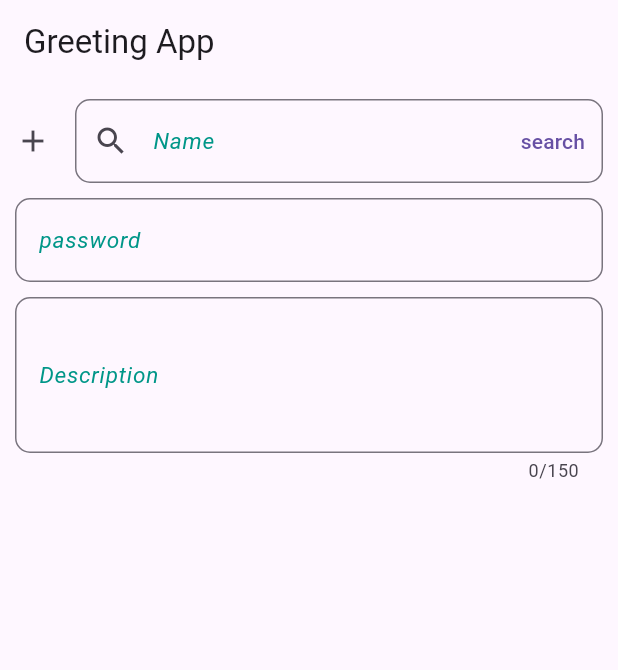
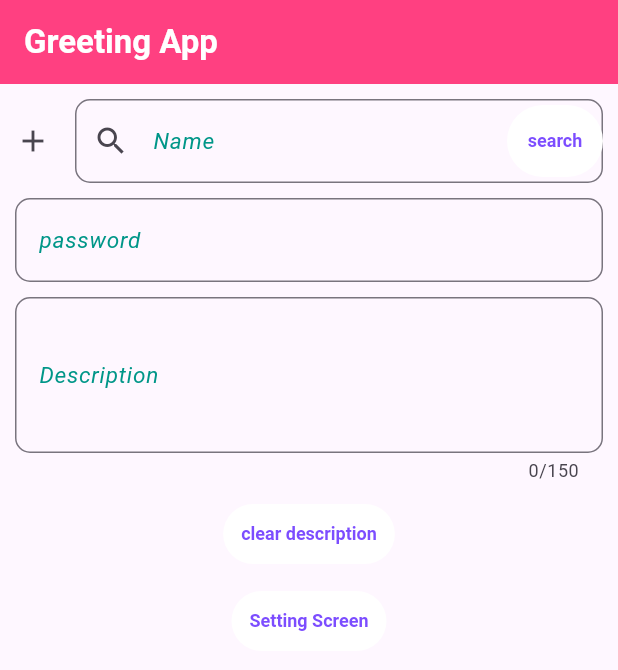
Before and after one commit to mdnaimur2islam/flutterproject_first, a Flutter app: the screen it shows after launch, on a phone screen of 412 x 824 dp. Shown: the top 670 px of the screen. Run offline on Flutter 3.47's test engine with Material 3 defaults, Android fonts, the phone set to English and light mode, and no system bars; our stand-ins replace device_preview.

```diff
--- /dev/null
+++ b/lib/Home.dart
@@ -0,0 +1,237 @@
+import 'package:flutter/material.dart';
+import 'package:untitled1/SettingsScreen.dart';
+
+class Home extends StatelessWidget{
+
+  TextEditingController newController=  TextEditingController();
+  @override
+  Widget build(BuildContext context) {
+    MySnackBar(message,context){
+      return ScaffoldMessenger.of(context).showSnackBar(
+          SnackBar(content: Text(message))
+      );
+    }
+    ButtonStyle buttonStyle=ElevatedButton.styleFrom(
+        backgroundColor: Colors.green
+    );
+    return Scaffold(
+
+      appBar: AppBar(
+        // backgroundColor: Colors.grey,//theme a set korle default hisabe ogula takbe
+
+        title: Text('Greeting App'),
+      ),
+      // create row column ,button,pic add in center
+      //body 1
+      /* body: Center(
+          child: Column(
+            crossAxisAlignment: CrossAxisAlignment.center,
+            mainAxisAlignment: MainAxisAlignment.center,
+            children: [
+              Padding(padding: EdgeInsets.all(5),
+                child: Text('Hello world!', style: TextStyle(
+                    color: Colors.red,fontWeight: FontWeight.bold,fontSize: 20
+                ),
+                ),
+              ),
+              Padding(padding: EdgeInsets.all(5),
+                child: Text('Welcome to Flutter', style: TextStyle(
+                    fontSize: 20
+                ),
+                ),
+              ),
+             Container(
+               width: 150,
+               height: 150,
+               decoration: BoxDecoration(
+                 image: DecorationImage(
+                     image: AssetImage('assets/pic/mobile.jpg'),
+                   fit: BoxFit.cover
+               ),
+
+             ),
+             ),
+              Padding(padding: EdgeInsets.all(10),
+          child:   ElevatedButton(onPressed: (){
+              MySnackBar('Button pressed',context);
+            },
+            child: Text('press me'),
+              style: buttonStyle,
+
+            ),
+    )
+
+
+
+
+            ],
+          ),
+        ),*/
+      // body2
+      body: Padding(
+        padding: EdgeInsets.all(10),
+        child: Column(
+          children: [
+            TextField(
+
+              enabled: true,
+              decoration: InputDecoration(
+                label: Text('Name'),
+                labelStyle: TextStyle(
+                    fontSize: 15,
+                    fontStyle: FontStyle.italic,
+                    color: Colors.teal
+                ),
+                hintText: 'Enter your name',
+                hintStyle: TextStyle(
+                    color: Colors.teal,
+                    fontSize: 15,
+
+                    fontStyle: FontStyle.italic
+
+                ),
+                icon: Icon(Icons.add),
+                prefixIcon: Icon(Icons.search),
+                suffixIcon: TextButton(
+                  child: Text('search'),
+                  onPressed: (){
+                    MySnackBar('click completed', context);
+                  },
+                ),
+                border: OutlineInputBorder(
+                    borderRadius: BorderRadius.circular(10),
+                    borderSide: BorderSide(
+                        color: Colors.black,
+                        style: BorderStyle.solid
+                    )
+                ),
+                focusedBorder: OutlineInputBorder(
+                    borderRadius: BorderRadius.circular(10),
+                    borderSide: BorderSide(
+                        color: Colors.green,
+                        width: 2
+                    )
+                ),
+                disabledBorder: OutlineInputBorder(
+                    borderRadius: BorderRadius.circular(10),
+                    borderSide: BorderSide(
+                        color: Colors.red,
+                        width: 2
+                    )
+                ),
+              ),
+            ),
+            SizedBox(height: 10,),
+            TextField(
+              obscureText: true,
+              enabled: true,
+
+              decoration: InputDecoration(
+                label: Text('password'),
+                labelStyle: TextStyle(
+                    fontSize: 15,
+                    fontStyle: FontStyle.italic,
+                    color: Colors.teal
+                ),
+                hintText: 'Enter your password',
+                hintStyle: TextStyle(
+                    color: Colors.teal,
+                    fontSize: 15,
+
+                    fontStyle: FontStyle.italic
+
+                ),
+
+                border: OutlineInputBorder(
+                    borderRadius: BorderRadius.circular(10),
+                    borderSide: BorderSide(
+                        color: Colors.black,
+                        style: BorderStyle.solid
+                    )
+                ),
+                focusedBorder: OutlineInputBorder(
+                    borderRadius: BorderRadius.circular(10),
+                    borderSide: BorderSide(
+                        color: Colors.green,
+                        width: 2
+                    )
+                ),
+                disabledBorder: OutlineInputBorder(
+                    borderRadius: BorderRadius.circular(10),
+                    borderSide: BorderSide(
+                        color: Colors.red,
+                        width: 2
+                    )
+                ),
+              ),
+            ),
+            SizedBox(height: 10,),
+            TextField(
+
+              controller: newController ,
+              enabled: true,
+              maxLines: 3,
+              maxLength: 150,
+
+              decoration: InputDecoration(
+                floatingLabelBehavior: FloatingLabelBehavior.auto,//for start position write
+                label: Text('Description'),
+                labelStyle: TextStyle(
+
+                    fontSize: 15,
+                    fontStyle: FontStyle.italic,
+                    color: Colors.teal
+                ),
+                hintText: ' description',
+                hintStyle: TextStyle(
+                    color: Colors.teal,
+                    fontSize: 15,
+
+                    fontStyle: FontStyle.italic
+
+                ),
+
+                border: OutlineInputBorder(
+                    borderRadius: BorderRadius.circular(10),
+                    borderSide: BorderSide(
+                        color: Colors.black,
+                        style: BorderStyle.solid
+                    )
+                ),
+                focusedBorder: OutlineInputBorder(
+                    borderRadius: BorderRadius.circular(10),
+                    borderSide: BorderSide(
+                        color: Colors.green,
+                        width: 2
+                    )
+                ),
+                disabledBorder: OutlineInputBorder(
+                    borderRadius: BorderRadius.circular(10),
+                    borderSide: BorderSide(
+                        color: Colors.red,
+                        width: 2
+                    )
+                ),
+              ),
+            ),
+            SizedBox(height: 10,),
+            TextButton(onPressed: (){
+              newController.clear();
+            },
+                child: Text('clear description')
+            ),
+            SizedBox(height: 10,),
+            TextButton(onPressed: (){
+              Navigator.push(context, MaterialPageRoute(builder: (context)=>SettingsScreen()),);
+            },
+                child: Text('Setting Screen')
+            )
+
+          ],
+        ),
+      ),
+    );
+
+
+  }
+}
--- /dev/null
+++ b/lib/SettingsScreen.dart
@@ -0,0 +1,58 @@
+import 'package:flutter/material.dart';
+
+class SettingsScreen extends StatelessWidget {
+  const SettingsScreen({super.key});
+
+  @override
+  Widget build(BuildContext context) {
+    return Scaffold(
+      appBar: AppBar(
+        title: Text('Settings'),
+      ),
+      body: Center(
+        child: Column(
+          children: [
+
+            Row(
+              children: [
+                Padding(
+                  padding: const EdgeInsets.all(8.0),
+                  child: Container(
+                    height: 100,
+                    width: 100,
+                    color: Colors.teal,
+                    child: Icon(
+                      Icons.animation,
+                      size: 100,
+
+                    ),
+                  ),
+                ), Padding(
+                  padding: const EdgeInsets.all(8.0),
+                  child: Container(
+                    height: 100,
+                    width: 100,
+                    color: Colors.teal,
+                    child: Icon(
+                      Icons.animation,
+                      size: 100,
+
+                    ),
+                  ),
+                ),
+              ],
+            ),
+            Row(
+             children: [
+               Padding(
+                 padding: const EdgeInsets.all(8.0),
+                 child: Text('aksilalshan'),
+               )
+             ],
+            )
+          ],
+        ),
+      ),
+    );
+  }
+}
--- a/lib/main.dart
+++ b/lib/main.dart
@@ -3,6 +3,7 @@
 import 'package:device_preview/device_preview.dart';
 import 'package:flutter/cupertino.dart';
 import 'package:flutter/material.dart';
+import 'package:untitled1/Home.dart';
 
 void main(){
   runApp( DevicePreview(  //device preview
@@ -15,111 +16,32 @@ class IntroApp extends StatelessWidget{
  @override
   Widget build(BuildContext context){
    return MaterialApp(
-     useInheritedMediaQuery: true,
-     locale: DevicePreview.locale(context),
-     builder: DevicePreview.appBuilder,
-     theme: ThemeData.light(),
-     darkTheme: ThemeData.dark(),
-     home: Home(),
-   );
- }
-}
-class Home extends StatelessWidget{
 
-  @override
-  Widget build(BuildContext context) {
-    MySnackBar(message,context){
-      return ScaffoldMessenger.of(context).showSnackBar(
-          SnackBar(content: Text(message))
-      );
-    }
-    ButtonStyle buttonStyle=ElevatedButton.styleFrom(
-      backgroundColor: Colors.green
-    );
-    return Scaffold(
 
-        appBar: AppBar(
-         // backgroundColor: Colors.grey,
 
-          title: Text('Greeting App'),
+     theme: ThemeData( //device preview theke e modified
+       brightness: Brightness.light,
+       appBarTheme: AppBarTheme(
+         backgroundColor: Colors.pinkAccent,
+         centerTitle: false,
+           titleTextStyle: TextStyle(
+           fontSize: 22,
+             color: Colors.white,
+             fontWeight: FontWeight.bold
           ),
-        // create row column ,button,pic add in center
-      //body 1
-       /* body: Center(
-          child: Column(
-            crossAxisAlignment: CrossAxisAlignment.center,
-            mainAxisAlignment: MainAxisAlignment.center,
-            children: [
-              Padding(padding: EdgeInsets.all(5),
-                child: Text('Hello world!', style: TextStyle(
-                    color: Colors.red,fontWeight: FontWeight.bold,fontSize: 20
+       ),
+        textButtonTheme: TextButtonThemeData(
+          style: TextButton.styleFrom(
+            foregroundColor: Colors.deepPurpleAccent,
+            backgroundColor: Colors.white,
+            textStyle: TextStyle(
+              fontWeight: FontWeight.bold,
+              fontSize: 12,
+
             ),
           ),
         ),
-              Padding(padding: EdgeInsets.all(5),
-                child: Text('Welcome to Flutter', style: TextStyle(
-                    fontSize: 20
-                ),
-                ),
-              ),
-             Container(
-               width: 150,
-               height: 150,
-               decoration: BoxDecoration(
-                 image: DecorationImage(
-                     image: AssetImage('assets/pic/mobile.jpg'),
-                   fit: BoxFit.cover
-               ),
-
-             ),
-             ),
-              Padding(padding: EdgeInsets.all(10),
-          child:   ElevatedButton(onPressed: (){
-              MySnackBar('Button pressed',context);
-            },
-            child: Text('press me'),
-              style: buttonStyle,
-
-            ),
-    )
-
-
-
-
-            ],
-          ),
-        ),*/
-      // body2
-      body: Padding(
-        padding: EdgeInsets.all(10),
-        child: Column(
-          children: [
-            TextField(
-
-              enabled: true,
-            decoration: InputDecoration(
-              label: Text('Name'),
-              labelStyle: TextStyle(
-                fontSize: 15,
-                fontStyle: FontStyle.italic,
-                color: Colors.teal
-              ),
-              hintText: 'Enter your name',
-              hintStyle: TextStyle(
-                color: Colors.teal,
-                fontSize: 15,
-
-                fontStyle: FontStyle.italic
-
-              ),
-              icon: Icon(Icons.add),
-              prefixIcon: Icon(Icons.search),
-              suffixIcon: TextButton(
-                child: Text('search'),
-                onPressed: (){
-                  MySnackBar('click completed', context);
-                },
-              ),
+     inputDecorationTheme: InputDecorationTheme(
        border: OutlineInputBorder(
            borderRadius: BorderRadius.circular(10),
            borderSide: BorderSide(
@@ -127,43 +49,31 @@ class Home extends StatelessWidget{
                style: BorderStyle.solid
            )
        ),
-              focusedBorder: OutlineInputBorder(
-                borderRadius: BorderRadius.circular(10),
-                borderSide: BorderSide(
-                  color: Colors.green,
-                  width: 2
      )
      ),
-              disabledBorder: OutlineInputBorder(
-                  borderRadius: BorderRadius.circular(10),
-                  borderSide: BorderSide(
-                      color: Colors.red,
-                      width: 2
-                  )
+    darkTheme: ThemeData(//device preview theke e modified
+       brightness: Brightness.dark,
+        appBarTheme: AppBarTheme(
+          backgroundColor: Colors.pinkAccent,
+          centerTitle: false,
+          titleTextStyle: TextStyle(
+              fontSize: 22,
+              color: Colors.white,
+              fontWeight: FontWeight.bold
+          ),
+        ),
+        textButtonTheme: TextButtonThemeData(
+          style: TextButton.styleFrom(
+            foregroundColor: Colors.deepPurpleAccent,
+            backgroundColor: Colors.white,
+            textStyle: TextStyle(
+              fontWeight: FontWeight.bold,
+              fontSize: 12,
+
             ),
           ),
         ),
-            SizedBox(height: 10,),
-            TextField(
-              obscureText: true,
-              enabled: true,
-
-              decoration: InputDecoration(
-                label: Text('password'),
-                labelStyle: TextStyle(
-                    fontSize: 15,
-                    fontStyle: FontStyle.italic,
-                    color: Colors.teal
-                ),
-                hintText: 'Enter your password',
-                hintStyle: TextStyle(
-                    color: Colors.teal,
-                    fontSize: 15,
-
-                    fontStyle: FontStyle.italic
-
-                ),
-
+        inputDecorationTheme: InputDecorationTheme(
           border: OutlineInputBorder(
               borderRadius: BorderRadius.circular(10),
               borderSide: BorderSide(
@@ -171,74 +81,11 @@ class Home extends StatelessWidget{
                   style: BorderStyle.solid
               )
           ),
-                focusedBorder: OutlineInputBorder(
-                    borderRadius: BorderRadius.circular(10),
-                    borderSide: BorderSide(
-                        color: Colors.green,
-                        width: 2
         )
     ),
-                disabledBorder: OutlineInputBorder(
-                    borderRadius: BorderRadius.circular(10),
-                    borderSide: BorderSide(
-                        color: Colors.red,
-                        width: 2
-                    )
-                ),
-              ),
-            ),
-            SizedBox(height: 10,),
-            TextField(
+     themeMode: ThemeMode.system,//user device onujay dark light hobe
+     home: Home(),
 
-              enabled: true,
-              maxLines: 3,
-              maxLength: 150,
-
-              decoration: InputDecoration(
-                label: Text('Description'),
-                labelStyle: TextStyle(
-                    fontSize: 15,
-                    fontStyle: FontStyle.italic,
-                    color: Colors.teal
-                ),
-                hintText: 'Enter your description',
-                hintStyle: TextStyle(
-                    color: Colors.teal,
-                    fontSize: 15,
-
-                    fontStyle: FontStyle.italic
-
-                ),
-
-                border: OutlineInputBorder(
-                    borderRadius: BorderRadius.circular(10),
-                    borderSide: BorderSide(
-                        color: Colors.black,
-                        style: BorderStyle.solid
-                    )
-                ),
-                focusedBorder: OutlineInputBorder(
-                    borderRadius: BorderRadius.circular(10),
-                    borderSide: BorderSide(
-                        color: Colors.green,
-                        width: 2
-                    )
-                ),
-                disabledBorder: OutlineInputBorder(
-                    borderRadius: BorderRadius.circular(10),
-                    borderSide: BorderSide(
-                        color: Colors.red,
-                        width: 2
-                    )
-                ),
-              ),
-            ),
-
-          ],
-        ),
-      ),
    );
-
-
  }
 }
```
Lines whose indentation alone changed are shown as unchanged.
